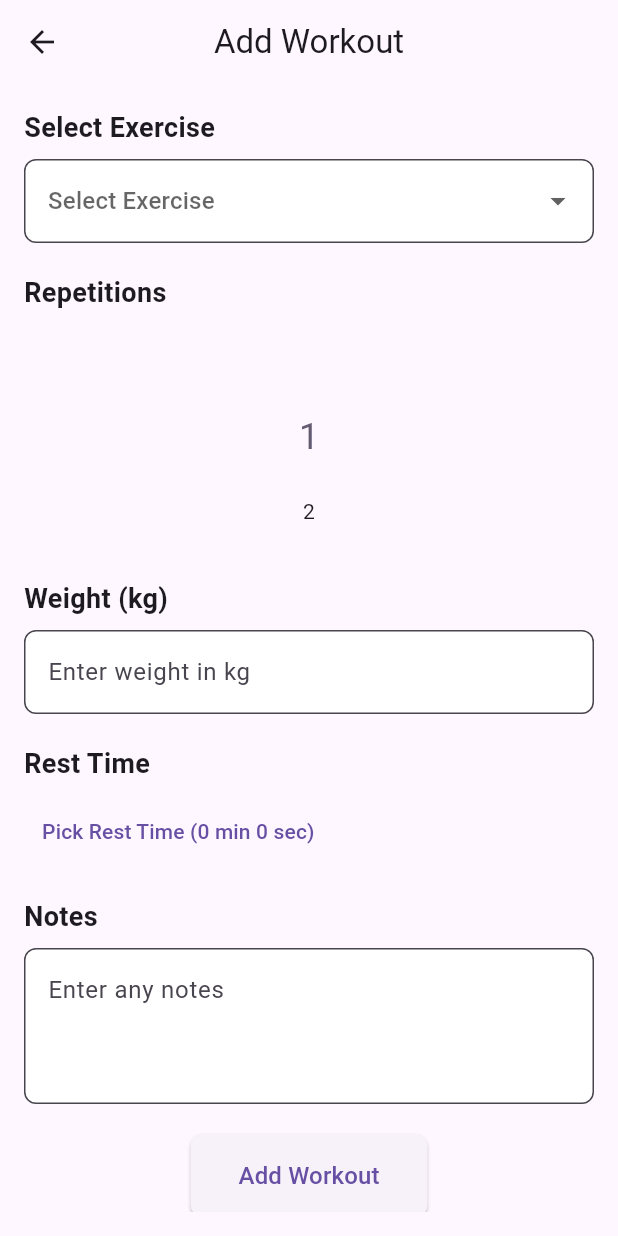
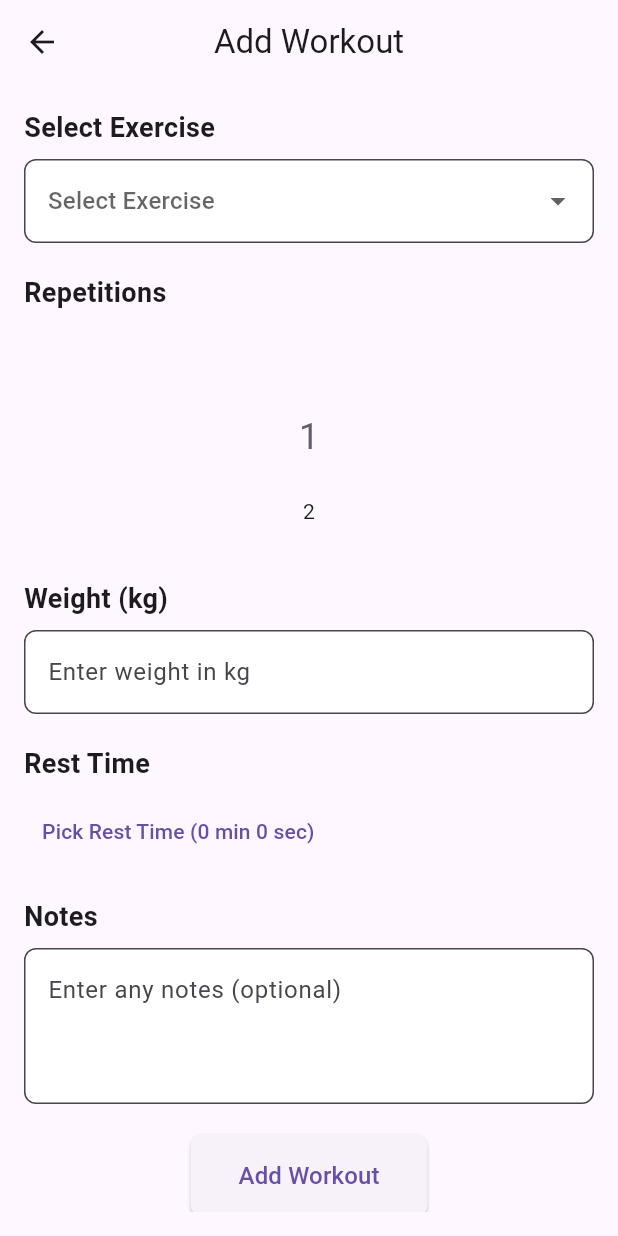
Before and after one commit to DanisAlfonso/GymTracker, a Flutter app: the AddWorkoutScreen screen opened directly, on a phone screen of 412 x 824 dp. Run offline on Flutter 3.47's test engine with Material 3 defaults, Android fonts, the phone set to English and light mode, and no system bars; drawn by our look-alikes of numberpicker; our stand-ins replace fl_chart, shared_preferences; accounts and stored records are empty; project files that could hold a hidden picture were left out.

Commit message:
localizations, add_workout_screen.dart file

```diff
--- a/lib/screens/add_workout_screen.dart
+++ b/lib/screens/add_workout_screen.dart
@@ -1,9 +1,9 @@
-// add_workout_screen.dart
 import 'package:flutter/material.dart';
 import 'package:provider/provider.dart';
 import '../models/workout_model.dart';
 import 'duration_picker_dialog.dart';
 import 'package:numberpicker/numberpicker.dart';
+import '../app_localizations.dart'; // Import AppLocalizations
 
 class AddWorkoutScreen extends StatefulWidget {
   const AddWorkoutScreen({super.key});
@@ -59,9 +59,11 @@ class _AddWorkoutScreenState extends State<AddWorkoutScreen> {
 
   @override
   Widget build(BuildContext context) {
+    final appLocalizations = AppLocalizations.of(context);
+
     return Scaffold(
       appBar: AppBar(
-        title: const Text('Add Workout'),
+        title: Text(appLocalizations!.translate('add_workout')),
         centerTitle: true,
       ),
       body: Padding(
@@ -72,14 +74,14 @@ class _AddWorkoutScreenState extends State<AddWorkoutScreen> {
             child: Column(
               crossAxisAlignment: CrossAxisAlignment.start,
               children: [
-                const Text(
-                  'Select Exercise',
+                Text(
+                  appLocalizations!.translate('select_exercise'),
                   style: TextStyle(fontSize: 18.0, fontWeight: FontWeight.bold),
                 ),
                 const SizedBox(height: 8),
                 DropdownButtonFormField<Exercise>(
                   value: _selectedExercise,
-                  hint: const Text('Select Exercise'),
+                  hint: Text(appLocalizations.translate('select_exercise')),
                   onChanged: (Exercise? newValue) {
                     setState(() {
                       _selectedExercise = newValue;
@@ -95,7 +97,7 @@ class _AddWorkoutScreenState extends State<AddWorkoutScreen> {
                   }).toList(),
                   validator: (value) {
                     if (value == null) {
-                      return 'Please select an exercise';
+                      return appLocalizations.translate('please_select_exercise');
                     }
                     return null;
                   },
@@ -108,8 +110,8 @@ class _AddWorkoutScreenState extends State<AddWorkoutScreen> {
                   ),
                 ),
                 const SizedBox(height: 20),
-                const Text(
-                  'Repetitions',
+                Text(
+                  appLocalizations.translate('repetitions'),
                   style: TextStyle(fontSize: 18.0, fontWeight: FontWeight.bold),
                 ),
                 const SizedBox(height: 8),
@@ -126,15 +128,15 @@ class _AddWorkoutScreenState extends State<AddWorkoutScreen> {
                   ),
                 ),
                 const SizedBox(height: 20),
-                const Text(
-                  'Weight (kg)',
+                Text(
+                  appLocalizations.translate('weight_kg'),
                   style: TextStyle(fontSize: 18.0, fontWeight: FontWeight.bold),
                 ),
                 const SizedBox(height: 8),
                 TextFormField(
                   controller: _weightController,
                   decoration: InputDecoration(
-                    hintText: 'Enter weight in kg',
+                    hintText: appLocalizations.translate('enter_weight'),
                     border: OutlineInputBorder(
                       borderRadius: BorderRadius.circular(8.0),
                     ),
@@ -144,33 +146,33 @@ class _AddWorkoutScreenState extends State<AddWorkoutScreen> {
                   keyboardType: TextInputType.number,
                   validator: (value) {
                     if (value!.isEmpty) {
-                      return 'Please enter the weight';
+                      return appLocalizations.translate('please_enter_weight');
                     }
                     return null;
                   },
                 ),
                 const SizedBox(height: 20),
-                const Text(
-                  'Rest Time',
+                Text(
+                  appLocalizations.translate('rest_time'),
                   style: TextStyle(fontSize: 18.0, fontWeight: FontWeight.bold),
                 ),
                 const SizedBox(height: 8),
                 TextButton(
                   onPressed: _pickRestTime,
                   child: Text(
-                    'Pick Rest Time (${_restTime.inMinutes} min ${_restTime.inSeconds % 60} sec)',
+                    '${appLocalizations.translate('pick_rest_time')} (${_restTime.inMinutes} min ${_restTime.inSeconds % 60} sec)',
                   ),
                 ),
                 const SizedBox(height: 20),
-                const Text(
-                  'Notes',
+                Text(
+                  appLocalizations.translate('notes'),
                   style: TextStyle(fontSize: 18.0, fontWeight: FontWeight.bold),
                 ),
                 const SizedBox(height: 8),
                 TextFormField(
                   controller: _notesController,
                   decoration: InputDecoration(
-                    hintText: 'Enter any notes',
+                    hintText: appLocalizations.translate('enter_notes'),
                     border: OutlineInputBorder(
                       borderRadius: BorderRadius.circular(8.0),
                     ),
@@ -191,8 +193,8 @@ class _AddWorkoutScreenState extends State<AddWorkoutScreen> {
                         borderRadius: BorderRadius.circular(8.0),
                       ),
                     ),
-                    child: const Text(
-                      'Add Workout',
+                    child: Text(
+                      appLocalizations.translate('add_workout'),
                       style: TextStyle(fontSize: 16.0),
                     ),
                   ),
```
Also changed, not shown: assets/languages/de.json (+6 -2 lines), assets/languages/en.json (+6 -2 lines), assets/languages/es.json (+6 -2 lines), assets/languages/fr.json (+6 -2 lines).
